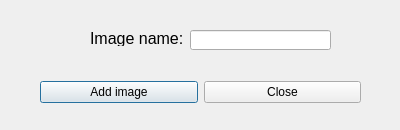
First picture: the form in addImage.ui, repository Rektosauros/RVAU, before the edit.
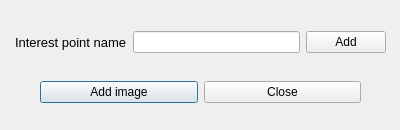
Second picture: the form after the edit.

Commit message: user can name interest point and then add images (fix)

The edit to the form file:
```diff
--- a/addImage.ui
+++ b/addImage.ui
@@ -39,33 +39,43 @@
     </item>
    </layout>
   </widget>
-  <widget class="QLabel" name="imgNameLabel">
+  <widget class="QWidget" name="">
    <property name="geometry">
     <rect>
-     <x>90</x>
+     <x>15</x>
      <y>30</y>
-     <width>101</width>
-     <height>16</height>
+     <width>371</width>
+     <height>25</height>
     </rect>
    </property>
-   <property name="font">
-    <font>
-     <pointsize>12</pointsize>
-    </font>
-   </property>
-   <property name="text">
-    <string>Image name:</string>
-   </property>
-  </widget>
-  <widget class="QLineEdit" name="imgNameLineEdit">
-   <property name="geometry">
-    <rect>
-     <x>190</x>
-     <y>30</y>
-     <width>141</width>
-     <height>20</height>
-    </rect>
-   </property>
+   <layout class="QHBoxLayout" name="horizontalLayout_3">
+    <item>
+     <layout class="QHBoxLayout" name="horizontalLayout_2">
+      <item>
+       <widget class="QLabel" name="imgNameLabel">
+        <property name="font">
+         <font>
+          <pointsize>10</pointsize>
+         </font>
+        </property>
+        <property name="text">
+         <string>Interest point name</string>
+        </property>
+       </widget>
+      </item>
+      <item>
+       <widget class="QLineEdit" name="imgNameLineEdit"/>
+      </item>
+     </layout>
+    </item>
+    <item>
+     <widget class="QPushButton" name="addButton">
+      <property name="text">
+       <string>Add</string>
+      </property>
+     </widget>
+    </item>
+   </layout>
   </widget>
  </widget>
  <resources/>
```
The commit also changes 3 other files.
